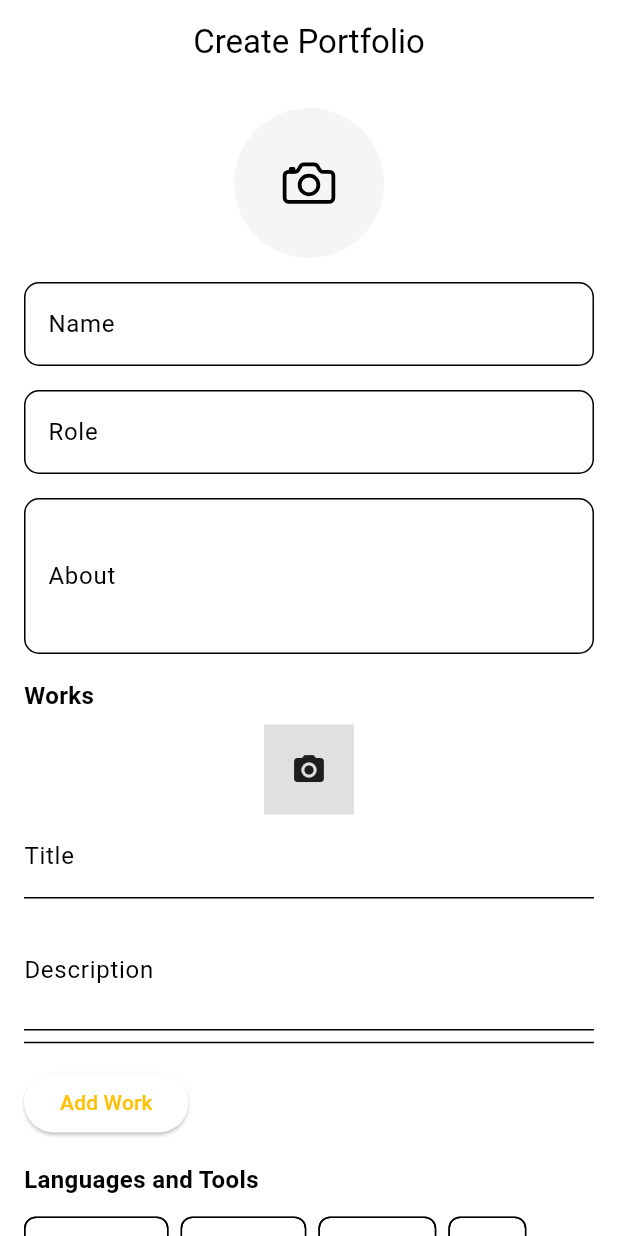
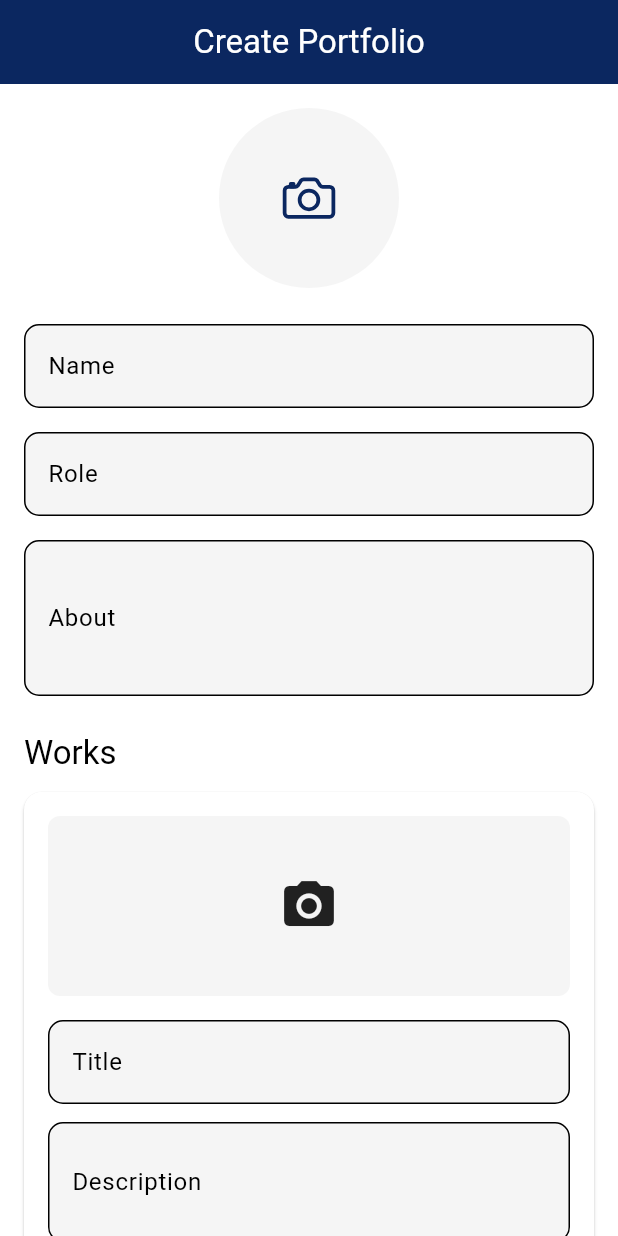
Before and after one commit to Bandoh83/resume_app, a Flutter app: the screen it shows after launch, on a phone screen of 412 x 824 dp. Run offline on Flutter 3.47's test engine with Material 3 defaults, Android fonts, the phone set to English and light mode, and no system bars; our stand-ins replace flutter_screenutil, image_picker, ionicons.

Commit message:
updated UI for create portfolio

```diff
--- a/lib/main.dart
+++ b/lib/main.dart
@@ -16,7 +16,21 @@ class MyPortfolioApp extends StatelessWidget {
       builder: (context, child) => MaterialApp(
         theme: ThemeData(
           colorScheme: ColorScheme.fromSwatch(
-          primarySwatch: Colors.amber
+          primarySwatch: MaterialColor(
+  0xFF0B2760,
+  <int, Color>{
+    50: Color(0xFF401C1C).withOpacity(0.1),
+    100: Color(0xFF401C1C).withOpacity(0.2),
+    200: Color(0xFF401C1C).withOpacity(0.3),
+    300: Color(0xFF401C1C).withOpacity(0.4),
+    400: Color(0xFF401C1C).withOpacity(0.5),
+    500: Color(0xFF401C1C).withOpacity(0.6),
+    600: Color(0xFF401C1C).withOpacity(0.7),
+    700: Color(0xFF401C1C).withOpacity(0.8),
+    800: Color(0xFF401C1C).withOpacity(0.9),
+    900: Color(0xFF401C1C).withOpacity(1.0),
+  },
+),
           ),
         ),
         debugShowCheckedModeBanner: false,
--- a/lib/screens/forms.dart
+++ b/lib/screens/forms.dart
@@ -2,7 +2,6 @@ import 'package:flutter/material.dart';
 import 'package:flutter/services.dart';
 import 'package:image_picker/image_picker.dart';
 import 'dart:io';
-import 'package:portfolio_app/screens/homescreen.dart';
 import 'package:ionicons/ionicons.dart';
 
 class FormsScreen extends StatefulWidget {
@@ -15,20 +14,15 @@ class FormsScreen extends StatefulWidget {
 class _FormsScreenState extends State<FormsScreen> {
   final _formKey = GlobalKey<FormState>();
 
-  // Controllers for text fields
   final TextEditingController _nameController = TextEditingController();
   final TextEditingController _roleController = TextEditingController();
   final TextEditingController _aboutController = TextEditingController();
 
-  // Profile Image
   File? _profileImage;
-
-  // Works Section - Initialize with one default work form
   final List<Map<String, dynamic>> _works = [
     {'image': null, 'title': '', 'description': ''}
   ];
 
-  // Languages and Tools
   final List<String> _tools = [
     "Bootstrap",
     "Chart.js",
@@ -43,7 +37,6 @@ class _FormsScreenState extends State<FormsScreen> {
   ];
   final List<String> _selectedTools = [];
 
-  // Select Image
   Future<void> _pickImage() async {
     final picker = ImagePicker();
     final pickedFile = await picker.pickImage(source: ImageSource.gallery);
@@ -55,7 +48,6 @@ class _FormsScreenState extends State<FormsScreen> {
     }
   }
 
-  // Add Work
   void _addWork() {
     setState(() {
       _works.add({'image': null, 'title': '', 'description': ''});
@@ -64,12 +56,15 @@ class _FormsScreenState extends State<FormsScreen> {
 
   @override
   Widget build(BuildContext context) {
+    final theme = Theme.of(context);
     return Scaffold(
       backgroundColor: Colors.white,
       appBar: AppBar(
-        title: const Text('Create Portfolio'),
+        title: const Text('Create Portfolio',style: TextStyle(color: Colors.white),),
         centerTitle: true,
-        systemOverlayStyle: SystemUiOverlayStyle.dark,
+        systemOverlayStyle: SystemUiOverlayStyle.light,
+        backgroundColor: theme.primaryColor,
+       elevation: 0,
       ),
       body: SingleChildScrollView(
         child: Padding(
@@ -79,106 +74,63 @@ class _FormsScreenState extends State<FormsScreen> {
             child: Column(
               crossAxisAlignment: CrossAxisAlignment.start,
               children: [
-                // Profile Section
                 Center(
                   child: GestureDetector(
                     onTap: _pickImage,
                     child: CircleAvatar(
                       backgroundColor: Color(0xFFF5F5F5),
-                      radius: 50,
+                      radius: 60,
                       backgroundImage: _profileImage != null
                           ? FileImage(_profileImage!)
                           : null,
                       child: _profileImage == null
-                          ? Icon(Ionicons.camera_outline, size: 40)
+                          ? Icon(Ionicons.camera_outline, size: 40, color: theme.primaryColor)
                           : null,
                     ),
                   ),
                 ),
-                const SizedBox(height: 16),
-
-                // Name Text Field
-                TextFormField(
+                const SizedBox(height: 24),
+                _buildTextField(
                   controller: _nameController,
-                  decoration: const InputDecoration(
-                    labelText: 'Name',
-                    border: OutlineInputBorder(
-                      borderRadius: BorderRadius.all(Radius.circular(10)),
-                    ),
-                  ),
-                  validator: (value) {
-                    if (value == null || value.isEmpty) {
-                      return 'Please enter your name';
-                    }
-                    return null;
-                  },
+                  label: 'Name',
+                  hintText: 'Enter your full name',
                 ),
                 const SizedBox(height: 16),
-
-                // Role Text Field
-                TextFormField(
+                _buildTextField(
                   controller: _roleController,
-                  decoration: const InputDecoration(
-                    labelText: 'Role',
-                    border: OutlineInputBorder(
-                      borderRadius: BorderRadius.all(Radius.circular(10)),
-                    ),
-                  ),
-                  validator: (value) {
-                    if (value == null || value.isEmpty) {
-                      return 'Please enter your role';
-                    }
-                    return null;
-                  },
+                  label: 'Role',
+                  hintText: 'Enter your professional role',
                 ),
                 const SizedBox(height: 16),
-
-                // About Text Field
-                TextFormField(
+                _buildTextField(
                   controller: _aboutController,
-                  decoration: const InputDecoration(
-                    labelText: 'About',
-                    border: OutlineInputBorder(
-                      borderRadius: BorderRadius.all(Radius.circular(10)),
-                    ),
-                  ),
+                  label: 'About',
+                  hintText: 'Write a brief description about yourself',
                   maxLines: 3,
-                  validator: (value) {
-                    if (value == null || value.isEmpty) {
-                      return 'Please provide an "About" description';
-                    }
-                    return null;
-                  },
                 ),
-                const SizedBox(height: 16),
-
-                // Works Section
-                const Text(
-                  "Works",
-                  style: TextStyle(fontSize: 16, fontWeight: FontWeight.bold),
-                ),
-                const SizedBox(height: 8),
-
-
+                const SizedBox(height: 24),
+                Text("Works", style: theme.textTheme.titleLarge),
+                const SizedBox(height: 12),
                 ..._works.asMap().entries.map((entry) {
                   int index = entry.key;
                   Map<String, dynamic> work = entry.value;
                   return _buildWorkItem(index, work);
                 }),
-
-                const SizedBox(height: 8),
-                ElevatedButton(
+                const SizedBox(height: 12),
+                ElevatedButton.icon(
                   onPressed: _addWork,
-                  child: const Text('Add Work'),
+                  icon: const Icon(Ionicons.add_circle_outline),
+                  label: const Text('Add Work'),
+                  style: ElevatedButton.styleFrom(
+                    backgroundColor: theme.primaryColor,
+                    shape: RoundedRectangleBorder(
+                      borderRadius: BorderRadius.circular(8),
+                    ),
+                  ),
                 ),
-                const SizedBox(height: 16),
-
-                // Languages and Tools Section
-                const Text(
-                  "Languages and Tools",
-                  style: TextStyle(fontSize: 16, fontWeight: FontWeight.bold),
-                ),
-                const SizedBox(height: 8),
+                const SizedBox(height: 24),
+                Text("Languages and Tools", style: theme.textTheme.titleLarge),
+                const SizedBox(height: 12),
                 Wrap(
                   spacing: 8.0,
                   runSpacing: 8.0,
@@ -187,6 +139,9 @@ class _FormsScreenState extends State<FormsScreen> {
                     return ChoiceChip(
                       label: Text(tool),
                       selected: isSelected,
+                      labelStyle: TextStyle(
+                        color: isSelected ? Colors.white : Colors.black,
+                      ),
                       onSelected: (selected) {
                         setState(() {
                           if (selected) {
@@ -196,16 +151,15 @@ class _FormsScreenState extends State<FormsScreen> {
                           }
                         });
                       },
+                      selectedColor: theme.primaryColor,
+                      backgroundColor: Colors.white,
                     );
                   }).toList(),
                 ),
-                const SizedBox(height: 16),
-
-                // Submit Button
+                const SizedBox(height: 24),
                 ElevatedButton(
                   onPressed: () {
                     if (_formKey.currentState!.validate()) {
-                      // Collect form data
                       final formData = {
                         'name': _nameController.text,
                         'role': _roleController.text,
@@ -214,23 +168,16 @@ class _FormsScreenState extends State<FormsScreen> {
                         'works': _works,
                         'profileImage': _profileImage,
                       };
-
-                      Navigator.push(
-                        context,
-                        MaterialPageRoute(
-                          builder: (context) => PortfolioScreen(
-                            name: formData['name']! as String,
-                            role: formData['role']! as String,
-                            about: formData['about']! as String,
-                            languages: formData['languages'] as List<String>,
-                            works: formData['works'] as List<Map<String, dynamic>>,
-                            profileImage: formData['profileImage'] as File?,
-                          ),
-                        ),
-                      );
+                      // Navigate or handle form submission
                     }
                   },
                   child: const Text('Update Portfolio'),
+                  style: ElevatedButton.styleFrom(
+                    backgroundColor: theme.primaryColor,
+                    shape: RoundedRectangleBorder(
+                      borderRadius: BorderRadius.circular(8),
+                    ),
+                  ),
                 ),
               ],
             ),
@@ -240,10 +187,40 @@ class _FormsScreenState extends State<FormsScreen> {
     );
   }
 
+  Widget _buildTextField({
+    required TextEditingController controller,
+    required String label,
+    String? hintText,
+    int maxLines = 1,
+  }) {
+    return TextFormField(
+      controller: controller,
+      decoration: InputDecoration(
+        labelText: label,
+        hintText: hintText,
+        border: OutlineInputBorder(
+          borderRadius: BorderRadius.circular(10),
+        ),
+        filled: true,
+        fillColor: Color(0xFFF5F5F5),
+      ),
+      maxLines: maxLines,
+      validator: (value) {
+        if (value == null || value.isEmpty) {
+          return 'Please enter $label';
+        }
+        return null;
+      },
+    );
+  }
+
   Widget _buildWorkItem(int index, Map<String, dynamic> work) {
-    return Column(
-      children: [
-        Column(
+    return Card(
+      margin: const EdgeInsets.only(bottom: 16),
+      shape: RoundedRectangleBorder(borderRadius: BorderRadius.circular(12)),
+      child: Padding(
+        padding: const EdgeInsets.all(16.0),
+        child: Column(
           children: [
             GestureDetector(
               onTap: () async {
@@ -258,35 +235,33 @@ class _FormsScreenState extends State<FormsScreen> {
                 }
               },
               child: Container(
-                width: 60,
-                height: 60,
-                color: Colors.grey.shade300,
+                width: double.infinity,
+                height: 120,
+                decoration: BoxDecoration(
+                  color: Color(0xFFF5F5F5),
+                  borderRadius: BorderRadius.circular(8),
+                ),
                 child: work['image'] != null
                     ? Image.file(work['image'], fit: BoxFit.cover)
-                    : const Icon(Icons.camera_alt),
+                    : const Icon(Icons.camera_alt, size: 40),
               ),
             ),
-            const SizedBox(width: 16),
-            TextFormField(
-              initialValue: work['title'],
-              decoration: const InputDecoration(labelText: 'Title'),
-              onChanged: (value) {
-                _works[index]['title'] = value;
-              },
+            const SizedBox(height: 16),
+            _buildTextField(
+              controller: TextEditingController(text: work['title']),
+              label: 'Title',
+              hintText: 'Enter work title',
+            ),
+            const SizedBox(height: 12),
+            _buildTextField(
+              controller: TextEditingController(text: work['description']),
+              label: 'Description',
+              hintText: 'Enter work description',
+              maxLines: 2,
             ),
           ],
         ),
-        const SizedBox(height: 8),
-        TextFormField(
-          initialValue: work['description'],
-          decoration: const InputDecoration(labelText: 'Description'),
-          maxLines: 2,
-          onChanged: (value) {
-            _works[index]['description'] = value;
-          },
-        ),
-        const Divider(),
-      ],
+      ),
     );
   }
 }
```
